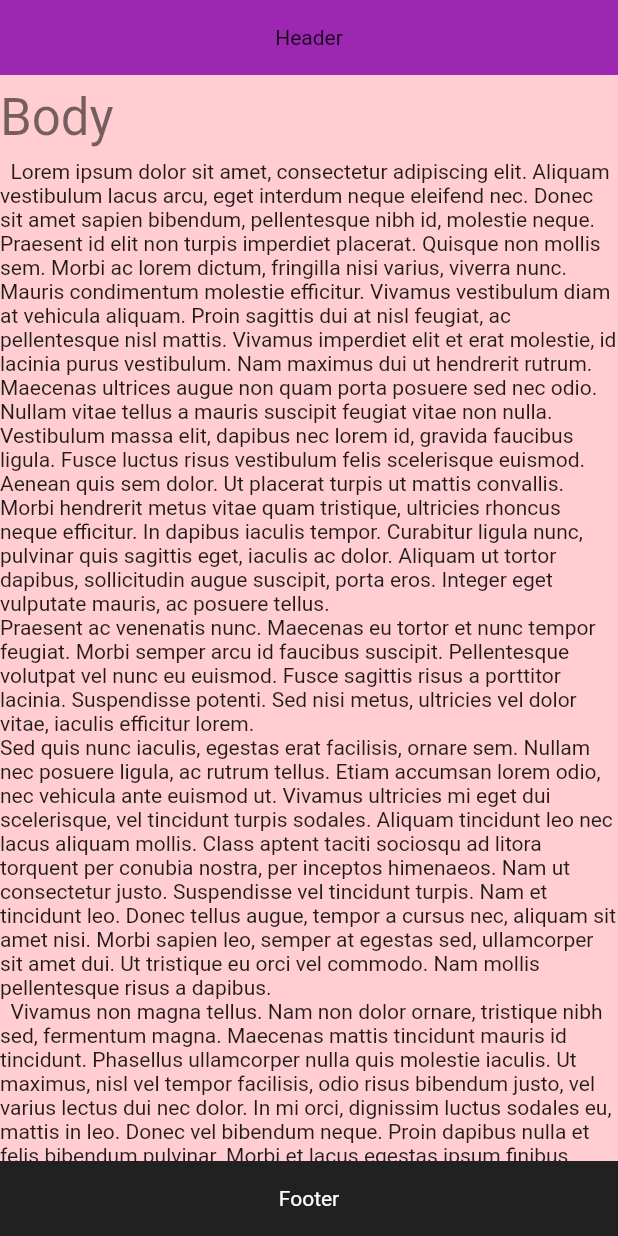
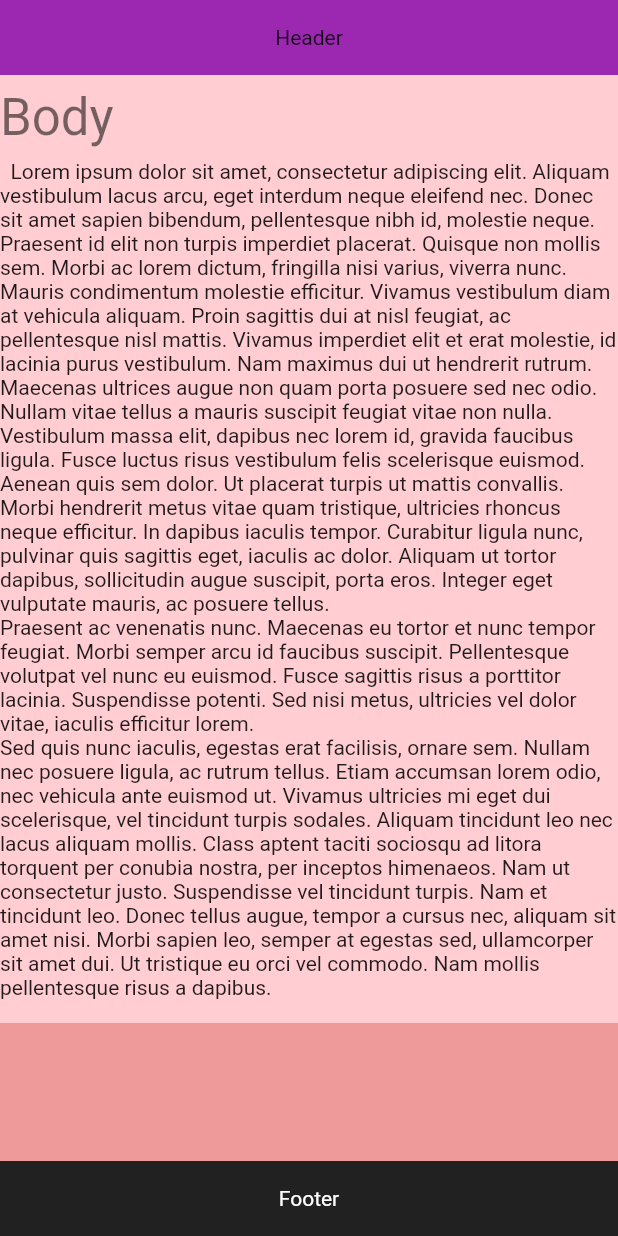
Before and after one commit to skynexui/responsive_stylesheet, a Flutter app: the HolyGrailLayoutScreen screen opened by its route, on a phone screen of 412 x 824 dp. Run offline on Flutter 3.47's test engine with Material 2 defaults, Android fonts, the phone set to English and light mode, and no system bars.

Commit message:
fix: update doc samples

```diff
--- a/examples/with_flutter_sample/lib/holy-grail-layout.dart
+++ b/examples/with_flutter_sample/lib/holy-grail-layout.dart
@@ -18,10 +18,54 @@ class _HolyGrailLayoutBody extends StatelessWidget {
   @override
   Widget build(BuildContext context) {
     var responsive = Responsive(context);
+    double screenHeight = MediaQuery.of(context).size.height;
+
     return GridItem(
       crossAxisAlignment: CrossAxisAlignment.stretch,
       children: [
+        Expanded(
+          child: SingleChildScrollView(
+            child: GridItem(
+              children: [
+                const _Header(),
                 Container(
+                  constraints: BoxConstraints(minHeight: screenHeight - 100),
+                  color: responsive.value({
+                    Breakpoints.xs: Colors.red.shade200,
+                    Breakpoints.sm: Colors.yellow.shade200,
+                    Breakpoints.md: Colors.green.shade200,
+                    Breakpoints.lg: Colors.blue.shade200,
+                  }),
+                  child: GridItem(
+                    as: Row,
+                    crossAxisAlignment: CrossAxisAlignment.start,
+                    mainAxisAlignment: MainAxisAlignment.center,
+                    children: [
+                      const _Body(),
+                      _Aside(responsive: responsive),
+                    ],
+                  ),
+                ),
+                const _Footer(),
+              ],
+            ),
+          ),
+        ),
+      ],
+    );
+  }
+}
+
+class _Header extends StatelessWidget {
+  const _Header({
+    Key? key,
+  }) : super(key: key);
+
+  @override
+  Widget build(BuildContext context) {
+    double width = MediaQuery.of(context).size.width;
+    return Container(
+      width: width,
       height: 50,
       color: Colors.purple.shade500,
       child: const GridItem(
@@ -33,20 +77,28 @@ class _HolyGrailLayoutBody extends StatelessWidget {
           ),
         ],
       ),
-        ),
-        Expanded(
-          child: GridItem(
-            mainAxisAlignment: MainAxisAlignment.center,
-            crossAxisAlignment: CrossAxisAlignment.stretch,
-            as: Row,
-            children: [
-              Container(
+    );
+  }
+}
+
+class _Body extends StatelessWidget {
+  const _Body({
+    Key? key,
+  }) : super(key: key);
+
+  @override
+  Widget build(BuildContext context) {
+    var responsive = Responsive(context);
+
+    return Container(
       color: Colors.red.shade100,
-                child: SingleChildScrollView(
       child: Container(
         width: MediaQuery.of(context).size.width,
-                    constraints: const BoxConstraints(
-                      maxWidth: 500,
+        constraints: BoxConstraints(
+          maxWidth: responsive.value({
+            Breakpoints.xs: 500,
+            Breakpoints.lg: 600,
+          }),
         ),
         child: GridItem(
           children: [
@@ -63,20 +115,26 @@ class _HolyGrailLayoutBody extends StatelessWidget {
 Nullam vitae tellus a mauris suscipit feugiat vitae non nulla. Vestibulum massa elit, dapibus nec lorem id, gravida faucibus ligula. Fusce luctus risus vestibulum felis scelerisque euismod. Aenean quis sem dolor. Ut placerat turpis ut mattis convallis. Morbi hendrerit metus vitae quam tristique, ultricies rhoncus neque efficitur. In dapibus iaculis tempor. Curabitur ligula nunc, pulvinar quis sagittis eget, iaculis ac dolor. Aliquam ut tortor dapibus, sollicitudin augue suscipit, porta eros. Integer eget vulputate mauris, ac posuere tellus.
 Praesent ac venenatis nunc. Maecenas eu tortor et nunc tempor feugiat. Morbi semper arcu id faucibus suscipit. Pellentesque volutpat vel nunc eu euismod. Fusce sagittis risus a porttitor lacinia. Suspendisse potenti. Sed nisi metus, ultricies vel dolor vitae, iaculis efficitur lorem.
 Sed quis nunc iaculis, egestas erat facilisis, ornare sem. Nullam nec posuere ligula, ac rutrum tellus. Etiam accumsan lorem odio, nec vehicula ante euismod ut. Vivamus ultricies mi eget dui scelerisque, vel tincidunt turpis sodales. Aliquam tincidunt leo nec lacus aliquam mollis. Class aptent taciti sociosqu ad litora torquent per conubia nostra, per inceptos himenaeos. Nam ut consectetur justo. Suspendisse vel tincidunt turpis. Nam et tincidunt leo. Donec tellus augue, tempor a cursus nec, aliquam sit amet nisi. Morbi sapien leo, semper at egestas sed, ullamcorper sit amet dui. Ut tristique eu orci vel commodo. Nam mollis pellentesque risus a dapibus.
-  Vivamus non magna tellus. Nam non dolor ornare, tristique nibh sed, fermentum magna. Maecenas mattis tincidunt mauris id tincidunt. Phasellus ullamcorper nulla quis molestie iaculis. Ut maximus, nisl vel tempor facilisis, odio risus bibendum justo, vel varius lectus dui nec dolor. In mi orci, dignissim luctus sodales eu, mattis in leo. Donec vel bibendum neque. Proin dapibus nulla et felis bibendum pulvinar. Morbi et lacus egestas ipsum finibus consectetur. Fusce pulvinar blandit elit, in consequat magna ornare eget. Phasellus a sollicitudin enim. Mauris tristique auctor pellentesque. Duis sit amet elementum mauris, dictum consectetur nisl. Nam sollicitudin mi ac felis elementum, sed pulvinar ligula sagittis.
-Nullam bibendum mi urna, et porta quam aliquet venenatis. Nam luctus iaculis fringilla. Donec malesuada, ante at elementum tempus, mauris mi maximus ligula, ut pharetra est nunc vel diam. Nam quis ligula sed purus gravida molestie vitae et ante. Donec vulputate volutpat accumsan. Proin non lectus tincidunt, congue libero ultrices, consequat diam. Proin non maximus enim, sed ultricies ipsum. Morbi scelerisque quam sit amet urna feugiat sodales. Aenean maximus nibh non vulputate rutrum.
-  Vivamus blandit malesuada nisi, eu efficitur elit feugiat quis. Morbi auctor id nibh sit amet tristique. Ut a vestibulum diam. Aliquam in mauris vitae ex tempus dignissim eget id sem. Vivamus rutrum, ligula et vulputate ornare, magna eros sollicitudin enim, consequat bibendum dolor leo ac ligula. Proin sed mauris eget lectus egestas placerat. Quisque ut gravida nulla. Praesent vitae nibh ornare, mattis sem ut, faucibus tortor. Lorem ipsum dolor sit amet, consectetur adipiscing elit. Vestibulum suscipit rhoncus neque, in dapibus est semper non. Morbi vulputate odio tortor, vitae fermentum lectus placerat et. Praesent leo ex, consequat ut leo mattis, sagittis placerat diam. Mauris efficitur consequat rhoncus. Fusce molestie mattis est eget viverra. Nullam commodo tortor et vestibulum pharetra.
-Quisque tempus interdum tincidunt. Aliquam quis varius nisi, vitae luctus massa. Sed id laoreet felis. Donec mollis suscipit erat, eu feugiat metus imperdiet sollicitudin. Integer placerat porttitor tortor, vitae laoreet nibh. Sed sit amet sapien rutrum, ultrices nisl ut, porttitor mauris. Vestibulum vel ullamcorper purus.
-Integer fringilla lorem a felis ornare cursus. Integer nec eleifend arcu. Nullam non dictum purus. In fringilla est urna, commodo mollis sem vestibulum at. Integer vitae tincidunt mauris. Nam metus justo, tristique a fermentum sit amet, suscipit ac lacus. Curabitur maximus efficitur metus, vitae mollis lorem tristique sed. Donec egestas nisl a nulla vulputate, ut elementum elit accumsan.
-Curabitur commodo hendrerit elit sit amet cursus. Nulla id libero vel lectus mattis maximus vel eu lacus. Quisque sem libero, euismod at ante a, molestie rutrum orci. Nulla nisl sapien, elementum a tincidunt sed, mollis sed nulla. Nullam elementum nisi sed euismod vestibulum. Pellentesque eget facilisis nibh. Duis vulputate, quam eget fringilla commodo, velit erat ornare nunc, id venenatis magna ante a diam. Donec ornare, nisi a sagittis pretium, sapien felis porta magna, in hendrerit leo enim vel ante. Nulla a mi vitae mauris fringilla elementum. Suspendisse sed nibh sit amet tellus rhoncus hendrerit in id ex.
             ''',
             ),
           ],
         ),
       ),
-                ),
-              ),
-              Visibility(
+    );
+  }
+}
+
+class _Aside extends StatelessWidget {
+  const _Aside({
+    Key? key,
+    required this.responsive,
+  }) : super(key: key);
+
+  final Responsive responsive;
+
+  @override
+  Widget build(BuildContext context) {
+    return Visibility(
       visible: responsive.value({
         Breakpoints.xs: false,
         Breakpoints.md: true,
@@ -86,11 +144,21 @@ Curabitur commodo hendrerit elit sit amet cursus. Nulla id libero vel lectus mat
         color: Colors.red.shade100,
         child: const Text('Aside'),
       ),
-              ),
-            ],
-          ),
-        ),
-        Container(
+    );
+  }
+}
+
+class _Footer extends StatelessWidget {
+  const _Footer({
+    Key? key,
+  }) : super(key: key);
+
+  @override
+  Widget build(BuildContext context) {
+    double screenWidth = MediaQuery.of(context).size.width;
+
+    return Container(
+      width: screenWidth,
       color: Colors.grey.shade900,
       height: 50,
       child: const GridItem(
@@ -103,8 +171,6 @@ Curabitur commodo hendrerit elit sit amet cursus. Nulla id libero vel lectus mat
           ),
         ],
       ),
-        ),
-      ],
     );
   }
 }
```
Also changed, not shown: 1 other file. Lines whose indentation alone changed are shown as unchanged.
